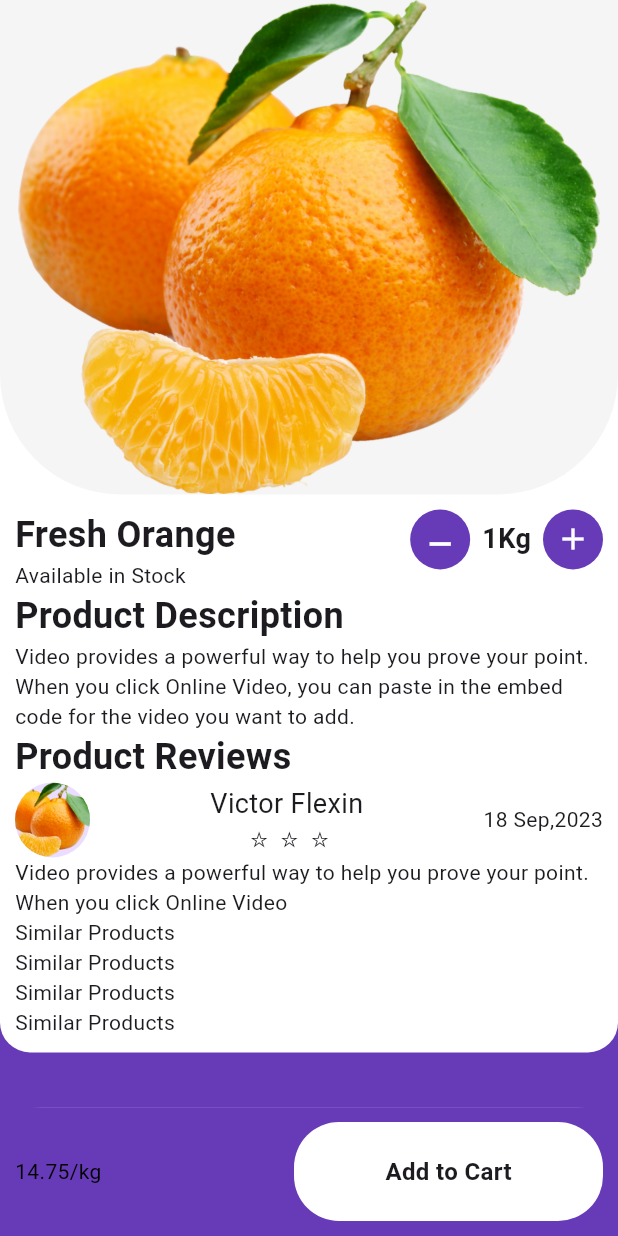
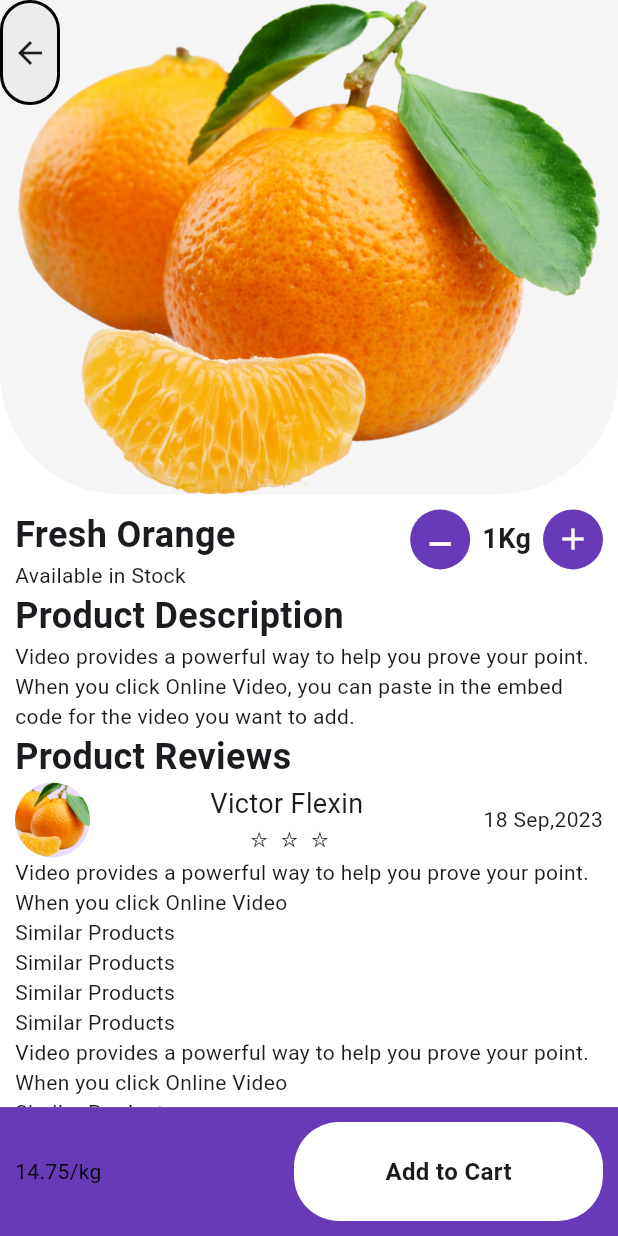
Before and after one commit to aiubali029/ecommerce_ui, a Flutter app: the screen it shows after launch, on a phone screen of 412 x 824 dp. Run offline on Flutter 3.47's test engine with Material 2 defaults, Android fonts, the phone set to English and light mode, and no system bars.

Commit message:
issue solve

```diff
--- a/lib/pages/my_cart.dart
+++ b/lib/pages/my_cart.dart
@@ -2,8 +2,8 @@ import 'package:ecom/model/fruits_model.dart';
 import 'package:flutter/material.dart';
 
 class MyCart extends StatefulWidget {
-  MyCart({super.key, this.cartList});
-  List<FruitsModel>? cartList;
+  const MyCart({super.key, this.cartList});
+  final List<FruitsModel>? cartList;
 
   @override
   State<MyCart> createState() => _MyCartState();
@@ -14,25 +14,20 @@ class _MyCartState extends State<MyCart> {
   Widget build(BuildContext context) {
     return SafeArea(
       child: Scaffold(
-
         backgroundColor: Colors.deepPurple,
         body: SingleChildScrollView(
           scrollDirection: Axis.vertical,
-
-          child: Container(
+          child: Stack(
+            children: [
+              Container(
                 width: double.infinity,
                 // height: MediaQuery.of(context).size.height * 0.80,
-            decoration: BoxDecoration(
+                decoration: const BoxDecoration(
                   color: Colors.white,
                   borderRadius: BorderRadius.only(
                     bottomRight: Radius.circular(20),
                     bottomLeft: Radius.circular(20),
-
                   ),
-
-
-
-
                 ),
                 child: Column(
                   children: [
@@ -41,14 +36,12 @@ class _MyCartState extends State<MyCart> {
 
                       decoration: BoxDecoration(
                         color: Colors.grey.withOpacity(0.10),
-
-                    borderRadius: BorderRadius.only(
+                        borderRadius: const BorderRadius.only(
                           bottomLeft: Radius.circular(80),
                           bottomRight: Radius.circular(80),
-
                         ),
-                    image: DecorationImage(image: AssetImage('images/orange.png')),
-
+                        image:
+                            const DecorationImage(image: AssetImage('images/orange.png')),
                       ),
                       // child: Row(
                       //   crossAxisAlignment: CrossAxisAlignment.start,
@@ -72,15 +65,17 @@ class _MyCartState extends State<MyCart> {
                         crossAxisAlignment: CrossAxisAlignment.start,
                         children: [
                           Row(
-
                             crossAxisAlignment: CrossAxisAlignment.start,
                             mainAxisAlignment: MainAxisAlignment.spaceBetween,
-
                             children: [
-                         Column(
+                              const Column(
                                 crossAxisAlignment: CrossAxisAlignment.start,
                                 children: [
-                             Text("Fresh Orange",style: TextStyle(fontWeight: FontWeight.bold,fontSize: 24),),
+                                  Text(
+                                    "Fresh Orange",
+                                    style: TextStyle(
+                                        fontWeight: FontWeight.bold, fontSize: 24),
+                                  ),
                                   Text("Available in Stock")
                                 ],
                               ),
@@ -88,82 +83,115 @@ class _MyCartState extends State<MyCart> {
                                 mainAxisAlignment: MainAxisAlignment.spaceBetween,
                                 children: [
                                   Container(
-
-
-                               child: Icon(Icons.minimize,size: 28,color: Colors.white,),
+                                    child: const Icon(
+                                      Icons.minimize,
+                                      size: 28,
+                                      color: Colors.white,
+                                    ),
                                     height: 40,
                                     width: 40,
-                             decoration: BoxDecoration(borderRadius: BorderRadius.circular(50),
-                               color: Colors.deepPurple
-
-
+                                    decoration: BoxDecoration(
+                                        borderRadius: BorderRadius.circular(50),
+                                        color: Colors.deepPurple),
+                                    alignment: Alignment.topCenter,
                                   ),
-                             alignment: Alignment.topCenter,
-
-
+                                  const SizedBox(
+                                    width: 8,
                                   ),
-                           SizedBox(width: 8,),
-                           Text("1Kg",style: TextStyle(fontSize: 18,fontWeight: FontWeight.bold),),
-                           SizedBox(width: 8,),
-                           CircleAvatar(
-
-                             child: Icon(Icons.add,color: Colors.white,),
+                                  const Text(
+                                    "1Kg",
+                                    style: TextStyle(
+                                        fontSize: 18, fontWeight: FontWeight.bold),
+                                  ),
+                                  const SizedBox(
+                                    width: 8,
+                                  ),
+                                  const CircleAvatar(
+                                    child: Icon(
+                                      Icons.add,
+                                      color: Colors.white,
+                                    ),
                                     backgroundColor: Colors.deepPurple,
                                   ),
-                         ],)
-
+                                ],
+                              )
                             ],
                           ),
-                      Text("Product Description",style: TextStyle(fontSize: 24,fontWeight: FontWeight.bold),),
-                      Text("Video provides a powerful way to help you prove your point. When you click Online Video, you can paste in the embed code for the video you want to add. ",
+                          const Text(
+                            "Product Description",
+                            style: TextStyle(
+                                fontSize: 24, fontWeight: FontWeight.bold),
+                          ),
+                          const Text(
+                            "Video provides a powerful way to help you prove your point. When you click Online Video, you can paste in the embed code for the video you want to add. ",
                             maxLines: 3,
                           ),
-                      Text("Product Reviews",style: TextStyle(fontSize: 24,fontWeight: FontWeight.bold),),
-                      Row(
+                          const Text(
+                            "Product Reviews",
+                            style: TextStyle(
+                                fontSize: 24, fontWeight: FontWeight.bold),
+                          ),
+                          const Row(
                             mainAxisAlignment: MainAxisAlignment.spaceBetween,
                             children: [
                               CircleAvatar(
-                            backgroundImage:AssetImage('images/orange.png'),
+                                backgroundImage: AssetImage('images/orange.png'),
                                 maxRadius: 25,
                               ),
                               Column(
                                 children: [
-                              Text("Victor Flexin",style: TextStyle(fontSize: 18),),
+                                  Text(
+                                    "Victor Flexin",
+                                    style: TextStyle(fontSize: 18),
+                                  ),
                                   Text(" ☆  ☆  ☆"),
-
                                 ],
                               ),
                               Text("18 Sep,2023")
                             ],
                           ),
-                      Text("Video provides a powerful way to help you prove your point. When you click Online Video"),
-                      Text("Similar Products"),
-                      Text("Similar Products"),
-                      Text("Similar Products"),
-                      Text("Similar Products"),
+                          const Text(
+                              "Video provides a powerful way to help you prove your point. When you click Online Video"),
+                          const Text("Similar Products"),
+                          const Text("Similar Products"),
+                          const Text("Similar Products"),
+                          const Text("Similar Products"),
+                          const Text(
+                              "Video provides a powerful way to help you prove your point. When you click Online Video"),
+                          const Text("Similar Products"),
+                          const Text("Similar Products"),
+                          const Text("Similar Products"),
+                          const Text("Similar Products"),
 
+                          SizedBox(height: 80,),
                         ],
                       ),
-
                     )
-
                   ],
                 ),
               ),
+              Positioned(child: Container(
+                height: 70,
+                width: 40,
+                decoration: BoxDecoration(
+                    borderRadius: BorderRadius.circular(60),
+                    color: Colors.grey.withOpacity(0.10),
+                    border: Border.all(width: 2,color: Colors.black)
+
+                ),
+                child: Icon(Icons.arrow_back),
+              ))
+            ],
+          ),
         ),
         bottomSheet: Container(
-
-          decoration: BoxDecoration(
-
-            color: Colors.deepPurple
-          ),
-
-          child:  Padding(
+          decoration: const BoxDecoration(color: Colors.deepPurple),
+          child: Padding(
             padding: const EdgeInsets.symmetric(horizontal: 10, vertical: 10),
             child: Row(
               mainAxisAlignment: MainAxisAlignment.spaceBetween,
               children: [
-                Text(
+                const Text(
                   "14.75/kg",
                   style: TextStyle(fontSize: 14, color: Colors.black),
                 ),
@@ -174,10 +202,9 @@ class _MyCartState extends State<MyCart> {
                     borderRadius: BorderRadius.circular(30),
                     color: Colors.white,
                   ),
-                  child: Text(
+                  child: const Text(
                     "Add to Cart",
-                    style:
-                    TextStyle(fontSize: 16, fontWeight: FontWeight.bold),
+                    style: TextStyle(fontSize: 16, fontWeight: FontWeight.bold),
                   ),
                   alignment: Alignment.center,
                 )
@@ -185,7 +212,6 @@ class _MyCartState extends State<MyCart> {
             ),
           ),
         ),
-
       ),
     );
   }
```
Also changed, not shown: pubspec.lock. Lines whose indentation alone changed are shown as unchanged.
